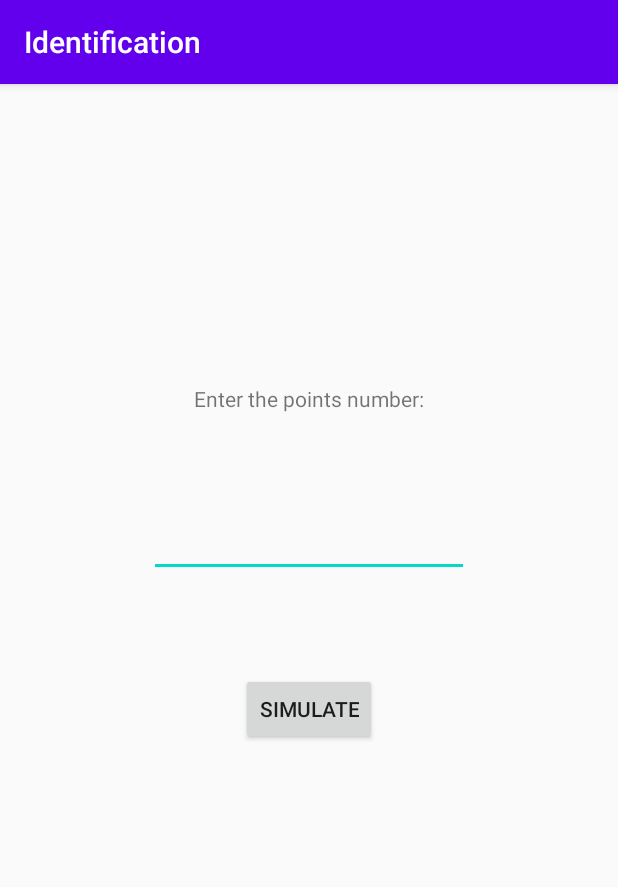
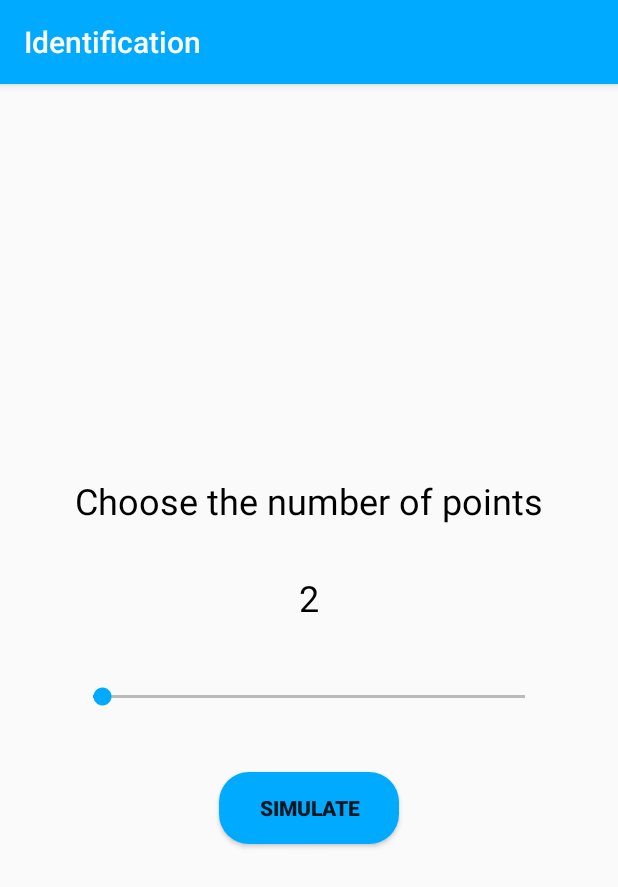
Before and after one commit to woqlski/Identification, an Android app: the screen it shows after launch (MainActivity), on a phone screen of 412 x 824 dp. Shown: the top 887 px of the screen. Run offline under Robolectric (Android 15) with nearby library versions, the phone set to English and light mode, and no system bars.

Commit message:
Manual adjustments

```diff
--- a/app/src/main/AndroidManifest.xml
+++ b/app/src/main/AndroidManifest.xml
@@ -9,7 +9,9 @@
         android:roundIcon="@mipmap/ic_launcher_round"
         android:supportsRtl="true"
         android:theme="@style/AppTheme">
-        <activity android:name=".ResultActivity"></activity>
+        <activity
+            android:name=".ResultActivity"
+            android:configChanges="orientation" />
         <activity android:name=".MainActivity">
             <intent-filter>
                 <action android:name="android.intent.action.MAIN" />
--- a/app/src/main/java/com/example/identification/MainActivity.kt
+++ b/app/src/main/java/com/example/identification/MainActivity.kt
@@ -1,20 +1,45 @@
 package com.example.identification
 
 import android.content.Intent
+import android.os.Bundle
+import android.widget.SeekBar
+import android.widget.SeekBar.OnSeekBarChangeListener
 import androidx.appcompat.app.AppCompatActivity
-import android.os.Bundle
 import kotlinx.android.synthetic.main.activity_main.*
+
 
 class MainActivity : AppCompatActivity() {
     override fun onCreate(savedInstanceState: Bundle?) {
         super.onCreate(savedInstanceState)
         setContentView(R.layout.activity_main)
 
+        numberSeekBar.progress = 2
+        numberSeekBar.max = 100
+        numberInput.text = "2"
+
         simulateButton.setOnClickListener {
-            val number = numberInput.text
             val intent = Intent(this, ResultActivity::class.java)
-            intent.putExtra("number", number.toString().toInt())
+            intent.putExtra("number", numberSeekBar.progress)
             startActivity(intent)
         }
+
+        numberSeekBar.setOnSeekBarChangeListener(object : OnSeekBarChangeListener {
+
+            override fun onProgressChanged(
+                seekBar: SeekBar,
+                progress: Int,
+                fromUser: Boolean
+            ) {
+                if (progress < 3) numberSeekBar.progress = 2
+                numberInput.text = progress.toString()
+            }
+
+            override fun onStartTrackingTouch(seekBar: SeekBar?) {
+            }
+
+            override fun onStopTrackingTouch(seekBar: SeekBar?) {
+            }
+        })
+
     }
 }
--- /dev/null
+++ b/app/src/main/res/drawable/button_round.xml
@@ -0,0 +1,7 @@
+<?xml version="1.0" encoding="utf-8"?>
+<shape xmlns:android="http://schemas.android.com/apk/res/android"
+    android:shape="rectangle" android:padding="10dp">
+
+    <solid android:color="@color/colorPrimary"/>
+    <corners android:radius="20dp"/>
+</shape>
--- a/app/src/main/res/layout/activity_main.xml
+++ b/app/src/main/res/layout/activity_main.xml
@@ -6,37 +6,64 @@
     android:layout_height="match_parent"
     tools:context=".MainActivity">
 
+    <androidx.constraintlayout.widget.ConstraintLayout
+        android:layout_width="match_parent"
+        android:layout_height="wrap_content"
+        app:layout_constraintBottom_toBottomOf="parent"
+        app:layout_constraintEnd_toEndOf="parent"
+        app:layout_constraintStart_toStartOf="parent"
+        app:layout_constraintTop_toTopOf="parent"
+        tools:context=".MainActivity">
+
         <TextView
             android:id="@+id/textView"
             android:layout_width="wrap_content"
             android:layout_height="wrap_content"
-        android:layout_marginTop="200dp"
-        android:text="Enter the points number:"
-        app:layout_constraintLeft_toLeftOf="parent"
-        app:layout_constraintRight_toRightOf="parent"
+            android:layout_marginTop="8dp"
+            android:text="Choose the number of points"
+            android:textColor="@android:color/black"
+            android:textSize="24sp"
+            app:layout_constraintEnd_toEndOf="parent"
+            app:layout_constraintStart_toStartOf="parent"
             app:layout_constraintTop_toTopOf="parent" />
 
-    <Button
-        android:id="@+id/simulateButton"
-        android:layout_width="wrap_content"
-        android:layout_height="wrap_content"
-        android:layout_marginTop="64dp"
-        android:text="Simulate"
-        app:layout_constraintBottom_toBottomOf="parent"
-        app:layout_constraintEnd_toEndOf="parent"
-        app:layout_constraintStart_toStartOf="parent"
-        app:layout_constraintTop_toBottomOf="@+id/numberInput"
-        app:layout_constraintVertical_bias="0.0" />
-
-    <EditText
+        <TextView
             android:id="@+id/numberInput"
             android:layout_width="wrap_content"
             android:layout_height="wrap_content"
-        android:layout_marginTop="64dp"
+            android:layout_marginTop="32dp"
             android:ems="10"
-        android:inputType="numberDecimal"
+            android:textAlignment="center"
+            android:textColor="@android:color/black"
+            android:textSize="24sp"
             app:layout_constraintEnd_toEndOf="parent"
             app:layout_constraintStart_toStartOf="parent"
             app:layout_constraintTop_toBottomOf="@+id/textView" />
 
+        <Button
+            android:id="@+id/simulateButton"
+            android:layout_width="120dp"
+            android:layout_height="wrap_content"
+            android:layout_marginTop="32dp"
+            android:layout_marginBottom="8dp"
+            android:background="@drawable/button_round"
+            android:text="Simulate"
+            android:textStyle="bold"
+            app:layout_constraintBottom_toBottomOf="parent"
+            app:layout_constraintEnd_toEndOf="parent"
+            app:layout_constraintStart_toStartOf="parent"
+            app:layout_constraintTop_toBottomOf="@+id/numberSeekBar" />
+
+        <SeekBar
+            android:id="@+id/numberSeekBar"
+            style="@style/MySeekBar"
+            android:layout_width="320dp"
+            android:layout_height="36dp"
+            android:layout_marginTop="32dp"
+
+            app:layout_constraintEnd_toEndOf="parent"
+            app:layout_constraintStart_toStartOf="parent"
+            app:layout_constraintTop_toBottomOf="@+id/numberInput" />
     </androidx.constraintlayout.widget.ConstraintLayout>
+
+</androidx.constraintlayout.widget.ConstraintLayout>
--- a/app/src/main/res/values/colors.xml
+++ b/app/src/main/res/values/colors.xml
@@ -1,6 +1,6 @@
 <?xml version="1.0" encoding="utf-8"?>
 <resources>
-    <color name="colorPrimary">#6200EE</color>
-    <color name="colorPrimaryDark">#3700B3</color>
-    <color name="colorAccent">#03DAC5</color>
+    <color name="colorPrimary">#00AAFF</color>
+    <color name="colorPrimaryDark">#0022FF</color>
+    <color name="colorAccent">#00AAFF</color>
 </resources>
--- a/app/src/main/res/values/styles.xml
+++ b/app/src/main/res/values/styles.xml
@@ -7,4 +7,11 @@
         <item name="colorAccent">@color/colorAccent</item>
     </style>
 
+    <style name="MySeekBar" parent="Widget.AppCompat.SeekBar">
+        <item name="android:progressBackgroundTint">#000000</item>
+        <item name="android:progressTint">@color/colorPrimary</item>
+        <item name="android:colorControlActivated">@color/colorPrimary</item>
+        <item name="thumbTint">@color/colorPrimary</item>
+    </style>
+
 </resources>
```
Also changed, not shown: app/src/main/java/com/example/identification/ResultActivity.kt (+45 -16 lines). Lines whose indentation alone changed are shown as unchanged.
